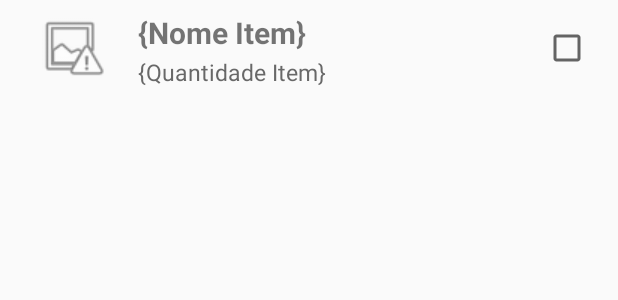
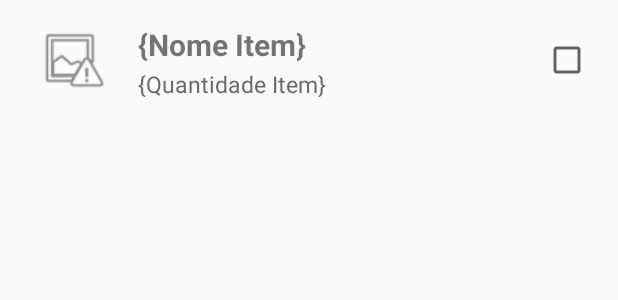
Before and after one commit to RafaelCamilloJorge/lista-compras-android-kotlin, an Android app: the layout list_of_item.xml on its own in the app's theme, with its tools: preview values and no code run, on a phone screen of 412 x 824 dp. Shown: the top 300 px of the screen. Run offline under Robolectric (Android 15) with nearby library versions, the phone set to English and light mode, and no system bars.

```diff
--- a/app/src/main/java/com/example/listadecompras/feature/login/MainActivity.kt
+++ b/app/src/main/java/com/example/listadecompras/feature/login/MainActivity.kt
@@ -4,6 +4,7 @@ import android.content.Intent
 import android.os.Bundle
 import android.util.Patterns
 import android.widget.Toast
+import androidx.activity.enableEdgeToEdge
 import androidx.appcompat.app.AppCompatActivity
 import androidx.core.view.ViewCompat
 import androidx.core.view.WindowInsetsCompat
@@ -19,7 +20,7 @@ class MainActivity : AppCompatActivity(), LoginContracts.View {
 
     override fun onCreate(savedInstanceState: Bundle?) {
         super.onCreate(savedInstanceState)
-
+        enableEdgeToEdge()
         binding = ActivityMainBinding.inflate(layoutInflater)
         val view = binding.root
         setContentView(view)
--- a/app/src/main/java/com/example/listadecompras/feature/shopping_lists/ShoppingListActivity.kt
+++ b/app/src/main/java/com/example/listadecompras/feature/shopping_lists/ShoppingListActivity.kt
@@ -48,8 +48,7 @@ class ShoppingListActivity : ComponentActivity() {
 
         binding.exitButton.setOnClickListener {
             shoppingListViewModel.logout()
-            val intent = Intent(this, MainActivity::class.java)
-            startActivity(intent)
+            finish()
         }
     }
 
--- a/app/src/main/res/layout/list_of_item.xml
+++ b/app/src/main/res/layout/list_of_item.xml
@@ -2,14 +2,14 @@
 <androidx.constraintlayout.widget.ConstraintLayout xmlns:android="http://schemas.android.com/apk/res/android"
     xmlns:app="http://schemas.android.com/apk/res-auto"
     android:layout_width="match_parent"
-    android:layout_height="wrap_content">
+    android:layout_height="wrap_content"
+    android:paddingVertical="16dp">
 
 
     <ImageView
         android:id="@+id/item_image"
         android:layout_width="48dp"
         android:layout_height="48dp"
-        android:layout_marginTop="8dp"
         android:layout_marginLeft="24dp"
         android:src="@android:drawable/ic_menu_report_image"
         app:layout_constraintLeft_toLeftOf="parent"
--- a/app/src/main/res/values/colors.xml
+++ b/app/src/main/res/values/colors.xml
@@ -8,4 +8,5 @@
     <color name="gray_600">#D74C4C4C</color>
     <color name="red">#FF5733</color>
     <color name="purple">#A555FF</color>
+    <color name="light_gray">#4A333333</color>
 </resources>
```
Also changed, not shown: app/src/main/java/com/example/listadecompras/feature/shopping_items/ShoppingItemAdapter.kt (+8 -2 lines).
